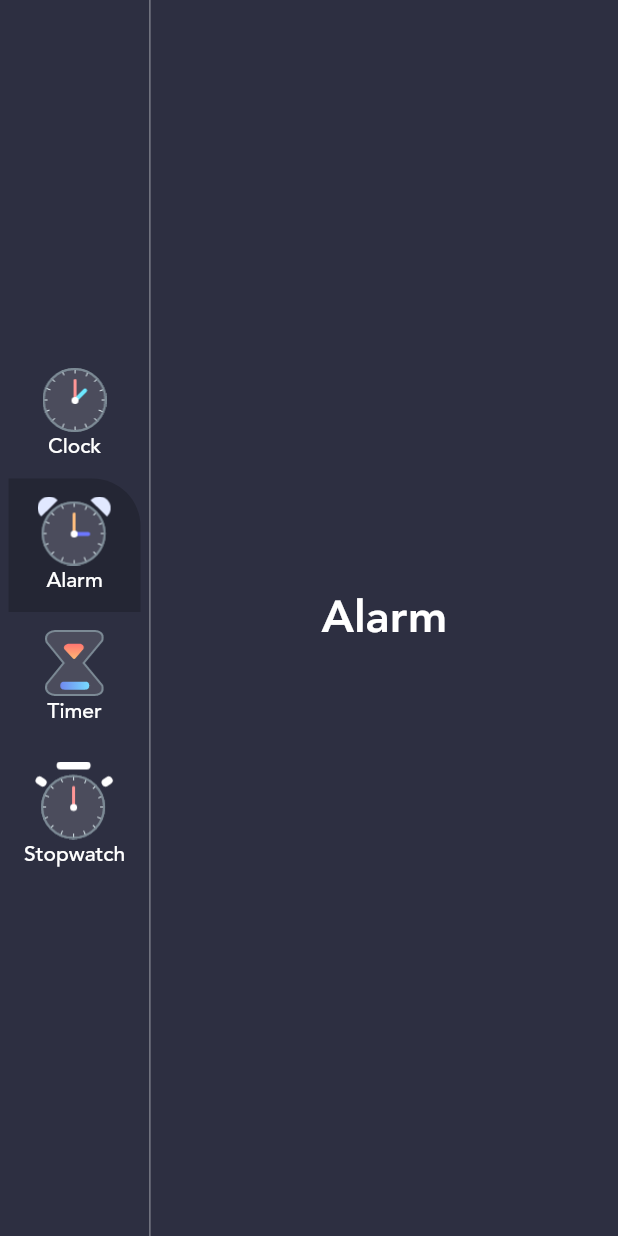
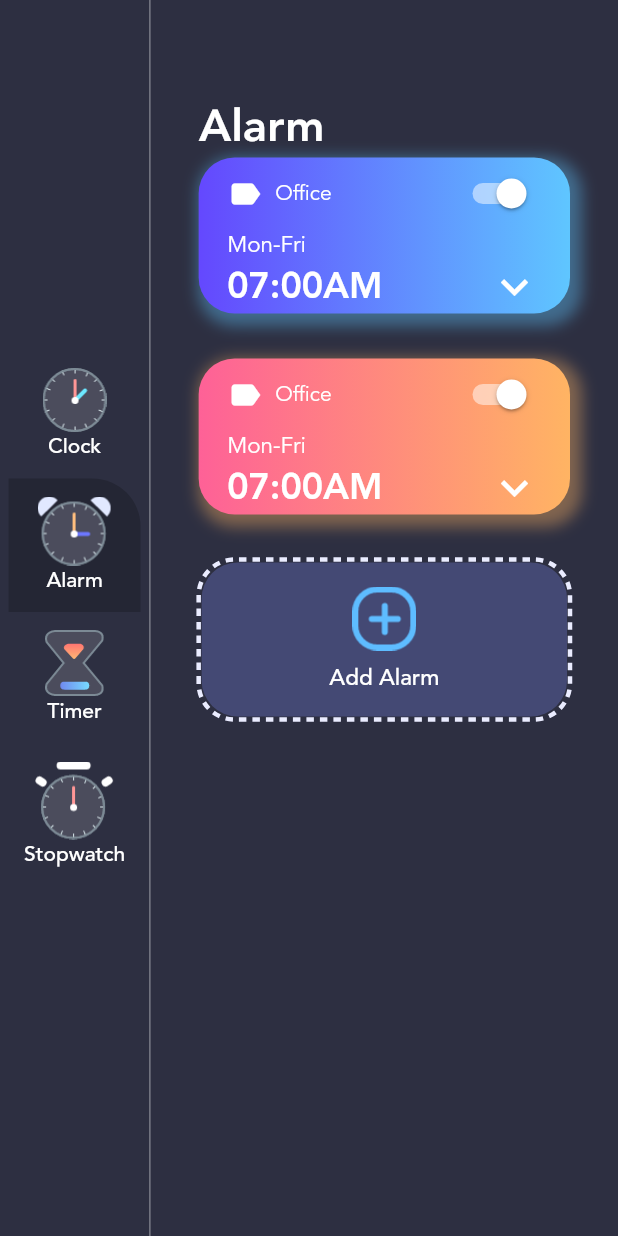
Before and after one commit to satyendrasingh8/Counter-Clock, a Flutter app: the screen it shows after launch, after a tap on "Alarm", on a phone screen of 412 x 824 dp. Run offline on Flutter 3.47's test engine with Material 2 defaults, Android fonts, the phone set to English and light mode, and no system bars; drawn by our look-alikes of dotted_border.

Commit message:
completing alarm page

```diff
--- /dev/null
+++ b/lib/alarm_info.dart
@@ -0,0 +1,9 @@
+import 'package:flutter/cupertino.dart';
+
+class AlarmInfo {
+  DateTime alarmDateTime;
+  String description;
+  bool isActive;
+  List<Color> gradientColors;
+  AlarmInfo(this.alarmDateTime, {this.description, this.gradientColors});
+}
--- a/lib/alarm_page.dart
+++ b/lib/alarm_page.dart
@@ -1,3 +1,6 @@
+import 'package:CountDown_Timer/data.dart';
+import 'package:CountDown_Timer/theme_data.dart';
+import 'package:dotted_border/dotted_border.dart';
 import 'package:flutter/material.dart';
 
 class AlarmPage extends StatefulWidget {
@@ -9,8 +12,9 @@ class _AlarmPageState extends State<AlarmPage> {
   @override
   Widget build(BuildContext context) {
     return Container(
+      padding: EdgeInsets.symmetric(horizontal: 32,vertical: 64),
         child: Column(
-          mainAxisAlignment: MainAxisAlignment.center,
+      crossAxisAlignment: CrossAxisAlignment.start,
       children: [
         Text(
           'Alarm',
@@ -20,12 +24,118 @@ class _AlarmPageState extends State<AlarmPage> {
               color: Colors.white,
               fontSize: 30),
         ),
-            // ListView(
+        Expanded(
+                  child: ListView(
+              children: alarms.map<Widget>((alarm) {
+            return Container(
+              margin: EdgeInsets.only(bottom: 30),
+              padding: EdgeInsets.symmetric(horizontal: 19),
+              decoration: BoxDecoration(
+                gradient: LinearGradient(
+                colors: alarm.gradientColors,
+                begin: Alignment.centerLeft,
+                end: Alignment.centerRight,
 
-            // ),
+                ),
+                boxShadow:[ BoxShadow(
+                  color: alarm.gradientColors.last.withOpacity(0.4),
+                  blurRadius: 8,
+                  spreadRadius: 4,
+                  offset: Offset(4,4)
+                )],
+                borderRadius: BorderRadius.all(Radius.circular(24)),
+              ),
+              child: Column(
+                crossAxisAlignment: CrossAxisAlignment.start,
+                children: [
+                Row(
+                  mainAxisAlignment: MainAxisAlignment.spaceBetween,
+                  children: [
+                   Row(
+
+                     children: [
+                  Icon(Icons.label,
+                    color: Colors.white,
+                    size: 24,
+                    ),
+                    SizedBox(width: 8,),
+                    Text('Office',
+                    style: TextStyle(color: Colors.white,
+                    fontFamily: 'avenir'
+                    ),
+                    ),
+                   ],),
+                    Switch(value: true,activeColor: Colors.white ,
+                    onChanged: (bool value){}),
+
                   ],
+
+                ),
+             Text('Mon-Fri',
+                    style: TextStyle(color: Colors.white,
+                    fontFamily: 'avenir',
+                     fontSize: 15,
+
+                    ),
+                    ),
+                     Row(
+                       mainAxisAlignment: MainAxisAlignment.spaceBetween,
+                       children: [
+                         Text('07:00AM',
+                    style: TextStyle(color: Colors.white,
+                    fontFamily: 'avenir',
+                    fontSize: 24,
+                    fontWeight: FontWeight.w600
+
+                    ),
+                    ),
+                    Icon(Icons.keyboard_arrow_down,
+                    color: Colors.white,
+                    size: 36,
                     )
+                       ],
+                     ),
+              ],),
 
             );
+          }).followedBy(
+            [
+              DottedBorder(
+                strokeWidth: 3,
+                color: CustomColors.clockOutline,
+                borderType: BorderType.RRect,
+                radius: Radius.circular(24),
+                dashPattern: [5,4],
+                              child: Container(
+                   width: double.infinity,
+                decoration: BoxDecoration(color: CustomColors.clockBG,
+                borderRadius:
+                 BorderRadius.all(Radius.circular(24))
+                 ),
+
+                  child: FlatButton(
+                 padding: EdgeInsets.symmetric(horizontal: 32,vertical: 16),
+                    onPressed: (){},
+                         child: Column(children: [
+                      Image.asset('assets/add_alarm.png',
+                      scale: 1.5,
+                      ),
+                      SizedBox(height: 8,),
+                       Text('Add Alarm',
+                        style: TextStyle(color: Colors.white,
+                        fontFamily: 'avenir',
+                         fontSize: 15,
+
+                        ),
+                        ),
+                    ],),
+                  ),
+                ),
+              )
+            ]
+          ).toList()),
+        ),
+      ],
+    ));
   }
 }
--- a/lib/data.dart
+++ b/lib/data.dart
@@ -1,9 +1,26 @@
+import 'package:CountDown_Timer/alarm_info.dart';
 import 'package:CountDown_Timer/enums.dart';
 import 'package:CountDown_Timer/menu_info.dart';
+import 'package:CountDown_Timer/theme_data.dart';
 
 List<MenuInfo> menuItems = [
-  MenuInfo(MenuType.clock,title: 'Clock',imageSource: 'assets/clock_icon.png'),
-   MenuInfo(MenuType.alarm,title: 'Alarm',imageSource: 'assets/alarm_icon.png'),
-    MenuInfo(MenuType.timer,title: 'Timer',imageSource: 'assets/timer_icon.png'),
-     MenuInfo(MenuType.stopwatch,title: 'Stopwatch',imageSource: 'assets/stopwatch_icon.png')
+  MenuInfo(MenuType.clock,
+      title: 'Clock', imageSource: 'assets/clock_icon.png'),
+  MenuInfo(MenuType.alarm,
+      title: 'Alarm', imageSource: 'assets/alarm_icon.png'),
+  MenuInfo(MenuType.timer,
+      title: 'Timer', imageSource: 'assets/timer_icon.png'),
+  MenuInfo(MenuType.stopwatch,
+      title: 'Stopwatch', imageSource: 'assets/stopwatch_icon.png')
 ];
+
+List<AlarmInfo> alarms = [
+  AlarmInfo(DateTime.now().add(Duration(hours: 1)),
+   description: 'office',
+  gradientColors: GradientColors.sky),
+  AlarmInfo(DateTime.now().add(Duration(hours: 2)),
+  description: 'School',
+  gradientColors: GradientColors.sunset
+
+  ),
+];
--- /dev/null
+++ b/lib/theme_data.dart
@@ -0,0 +1,37 @@
+import 'package:flutter/material.dart';
+
+class CustomColors {
+  static Color primaryTextColor = Colors.white;
+  static Color dividerColor = Colors.white54;
+  static Color pageBackgroundColor = Color(0xFF2D2F41);
+  static Color menuBackgroundColor = Color(0xFF242634);
+
+  static Color clockBG = Color(0xFF444974);
+  static Color clockOutline = Color(0xFFEAECFF);
+  static Color secHandColor = Colors.orange[300];
+  static Color minHandStatColor = Color(0xFF748EF6);
+  static Color minHandEndColor = Color(0xFF77DDFF);
+  static Color hourHandStatColor = Color(0xFFC279FB);
+  static Color hourHandEndColor = Color(0xFFEA74AB);
+}
+
+class GradientColors {
+  final List<Color> colors;
+  GradientColors(this.colors);
+
+  static List<Color> sky = [Color(0xFF6448FE), Color(0xFF5FC6FF)];
+  static List<Color> sunset = [Color(0xFFFE6197), Color(0xFFFFB463)];
+  static List<Color> sea = [Color(0xFF61A3FE), Color(0xFF63FFD5)];
+  static List<Color> mango = [Color(0xFFFFA738), Color(0xFFFFE130)];
+  static List<Color> fire = [Color(0xFFFF5DCD), Color(0xFFFF8484)];
+}
+
+class GradientTemplate {
+  static List<GradientColors> gradientTemplate = [
+    GradientColors(GradientColors.sky),
+    GradientColors(GradientColors.sunset),
+    GradientColors(GradientColors.sea),
+    GradientColors(GradientColors.mango),
+    GradientColors(GradientColors.fire),
+  ];
+}
--- a/pubspec.yaml
+++ b/pubspec.yaml
@@ -25,6 +25,7 @@ dependencies:
     sdk: flutter
   provider: ^4.3.2+2
   intl: ^0.16.1
+  dotted_border: ^1.0.7
   # The following adds the Cupertino Icons font to your application.
   # Use with the CupertinoIcons class for iOS style icons.
   cupertino_icons: ^1.0.0
```
Also changed, not shown: pubspec.lock. Lines whose indentation alone changed are shown as unchanged.
